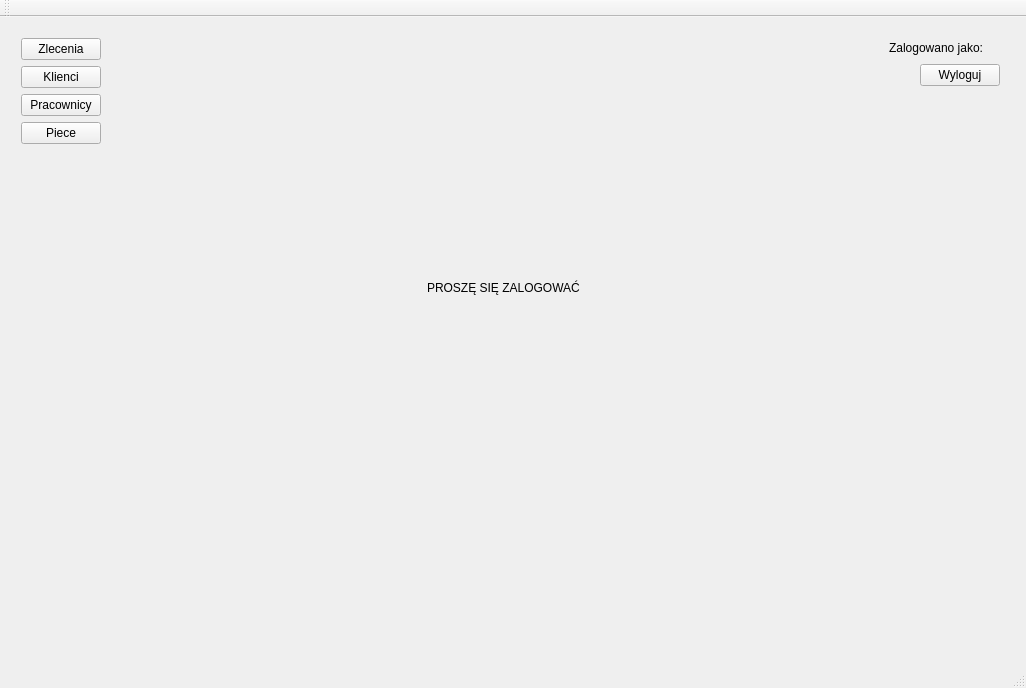
kcelej/Celej_Firma_Piec_Biuro_Repo, file CELEJ_PROJEKT_SERWIS_PIEC_v2/mainwindow.ui: the form before one commit.
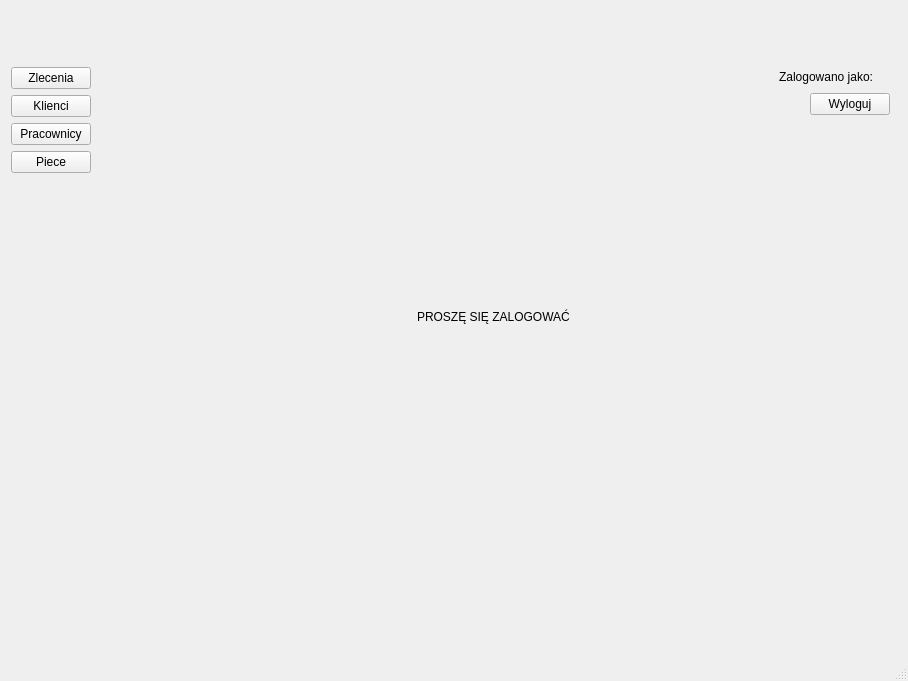
The form after the commit.

Diff of the .ui file:
```diff
--- a/CELEJ_PROJEKT_SERWIS_PIEC_v2/mainwindow.ui
+++ b/CELEJ_PROJEKT_SERWIS_PIEC_v2/mainwindow.ui
@@ -6,23 +6,67 @@
    <rect>
     <x>0</x>
     <y>0</y>
-    <width>1026</width>
-    <height>688</height>
+    <width>908</width>
+    <height>681</height>
    </rect>
   </property>
   <property name="windowTitle">
    <string>mainWindow</string>
   </property>
   <widget class="QWidget" name="centralWidget">
-   <widget class="QWidget" name="layoutWidget">
+   <widget class="QWidget" name="">
     <property name="geometry">
      <rect>
-      <x>10</x>
-      <y>10</y>
-      <width>1001</width>
-      <height>601</height>
+      <x>0</x>
+      <y>0</y>
+      <width>901</width>
+      <height>661</height>
      </rect>
     </property>
+    <layout class="QVBoxLayout" name="verticalLayout_3">
+     <item>
+      <layout class="QHBoxLayout" name="horizontalLayout_4">
+       <item>
+        <spacer name="horizontalSpacer_4">
+         <property name="orientation">
+          <enum>Qt::Orientation::Horizontal</enum>
+         </property>
+         <property name="sizeHint" stdset="0">
+          <size>
+           <width>40</width>
+           <height>20</height>
+          </size>
+         </property>
+        </spacer>
+       </item>
+       <item>
+        <widget class="QLabel" name="logoLabel">
+         <property name="sizePolicy">
+          <sizepolicy hsizetype="Fixed" vsizetype="Fixed">
+           <horstretch>0</horstretch>
+           <verstretch>0</verstretch>
+          </sizepolicy>
+         </property>
+         <property name="minimumSize">
+          <size>
+           <width>150</width>
+           <height>50</height>
+          </size>
+         </property>
+         <property name="maximumSize">
+          <size>
+           <width>150</width>
+           <height>50</height>
+          </size>
+         </property>
+         <property name="text">
+          <string>&lt;logo&gt;</string>
+         </property>
+        </widget>
+       </item>
+      </layout>
+     </item>
+     <item>
     <layout class="QHBoxLayout" name="horizontalLayout_3">
      <item>
       <layout class="QVBoxLayout" name="verticalLayout_2">
@@ -168,26 +212,10 @@
       </layout>
      </item>
     </layout>
+     </item>
+    </layout>
    </widget>
   </widget>
-  <widget class="QMenuBar" name="menuBar">
-   <property name="geometry">
-    <rect>
-     <x>0</x>
-     <y>0</y>
-     <width>1026</width>
-     <height>21</height>
-    </rect>
-   </property>
-  </widget>
-  <widget class="QToolBar" name="mainToolBar">
-   <attribute name="toolBarArea">
-    <enum>TopToolBarArea</enum>
-   </attribute>
-   <attribute name="toolBarBreak">
-    <bool>false</bool>
-   </attribute>
-  </widget>
   <widget class="QStatusBar" name="statusBar"/>
  </widget>
  <layoutdefault spacing="6" margin="11"/>
```
Left out of the diff: 15 changed lines with no effect on the pictures. Lines whose indentation alone changed are shown as unchanged.
